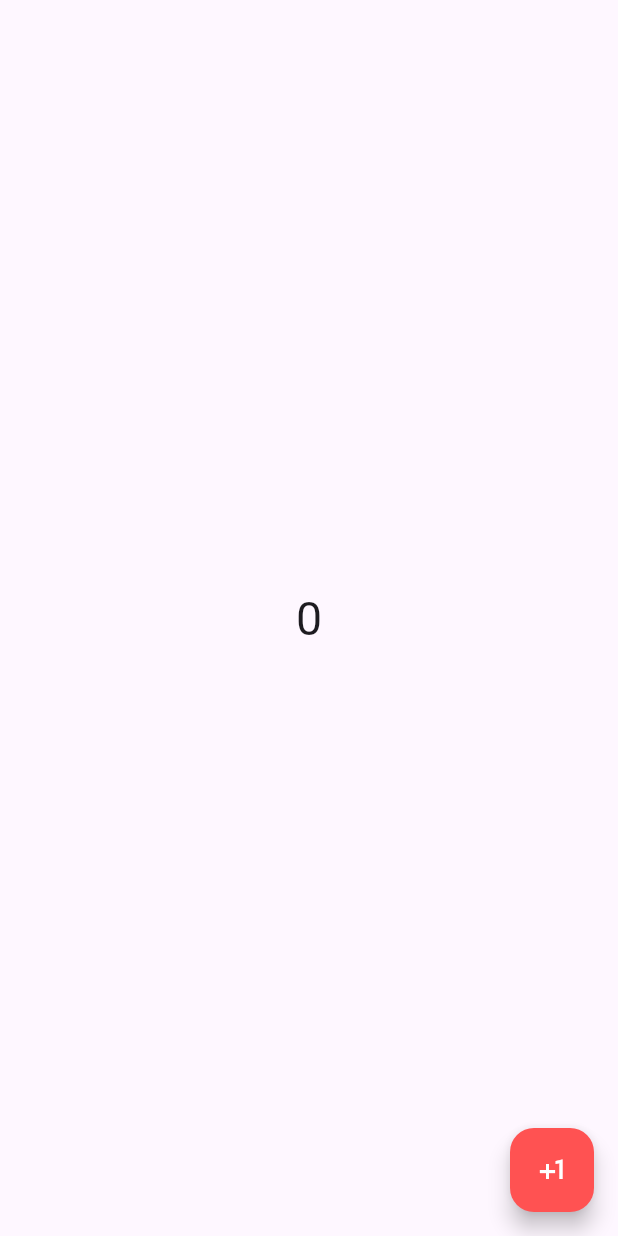
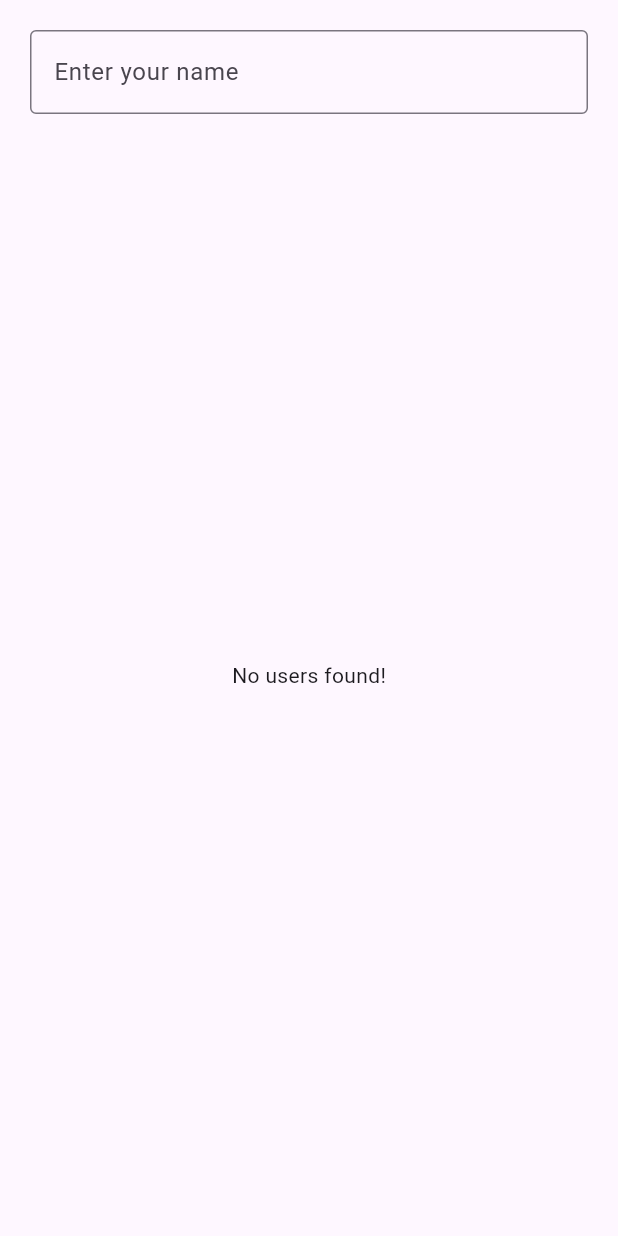
Before and after one commit to MohammadIrtisum/mvvm_sharepreferences_sqflite, a Flutter app: the screen it shows after launch, on a phone screen of 412 x 824 dp. Run offline on Flutter 3.47's test engine with Material 3 defaults, Android fonts, the phone set to English and light mode, and no system bars; our stand-ins replace get, shared_preferences, sqflite; accounts and stored records are empty.

Commit message:
add sqflite

```diff
--- a/lib/main.dart
+++ b/lib/main.dart
@@ -1,7 +1,9 @@
 import 'package:flutter/material.dart';
 import 'package:get/get.dart';
 import 'package:mvvm_sharepreferences_sqflite/MVVM/views/student_info.dart';
+import 'package:mvvm_sharepreferences_sqflite/domo.dart';
 import 'package:mvvm_sharepreferences_sqflite/shared_preferences/shared_preferences_example.dart';
+import 'package:mvvm_sharepreferences_sqflite/sqflite/sqflite_exam.dart';
 
 void main() {
   runApp(const MyApp());
@@ -21,7 +23,7 @@ class MyApp extends StatelessWidget {
         useMaterial3: true,
       ),
       debugShowCheckedModeBanner: false,
-      home: SharedPreferencesExample(),
+      home: SqfliteExam(),
     );
   }
 }
--- /dev/null
+++ b/lib/sqflite/sqflite_exam.dart
@@ -0,0 +1,107 @@
+import 'package:flutter/material.dart';
+import 'package:path/path.dart';
+import 'package:sqflite/sqflite.dart';
+
+class SqfliteExam extends StatefulWidget {
+  const SqfliteExam({super.key});
+
+  @override
+  State<SqfliteExam> createState() => _SqfliteExamState();
+}
+
+class _SqfliteExamState extends State<SqfliteExam> {
+  late Database database;
+  List<Map<String, dynamic>> _users = [];
+
+  // Initialize database and fetch users
+  init() async {
+    await initializeDatabase();
+    await fetchUsers(); // Fetch existing users after initializing database
+  }
+
+  @override
+  void initState() {
+    super.initState();
+    init();
+  }
+
+  // Initialize the database
+  Future<void> initializeDatabase() async {
+    String path = join(await getDatabasesPath(), 'users.db');
+    database = await openDatabase(
+      path,
+      onCreate: (db, version) {
+        return db.execute(
+          'CREATE TABLE IF NOT EXISTS users(id INTEGER PRIMARY KEY AUTOINCREMENT, name TEXT, age INTEGER)',
+        );
+      },
+      version: 1,
+    );
+    print('Database initialized');
+  }
+
+  // Fetch all users from the database
+  Future<void> fetchUsers() async {
+    final List<Map<String, dynamic>> users = await database.query('users');
+    print('Fetched users: $users');
+    setState(() {
+      _users = users;
+    });
+  }
+
+  // Insert a user into the database
+  Future<void> insertUser(String name, int age) async {
+    await database.insert(
+      'users',
+      {'name': name, 'age': age},
+      conflictAlgorithm: ConflictAlgorithm.ignore,
+    );
+    print('User inserted');
+    await fetchUsers(); // Fetch users after inserting a new one
+  }
+
+  @override
+  Widget build(BuildContext context) {
+    return Scaffold(
+      body: Padding(
+        padding: const EdgeInsets.all(20.0),
+        child: SafeArea(
+          child: Column(
+            children: [
+              // TextField to input user's name and insert into the database
+              TextField(
+                decoration: InputDecoration(
+                  labelText: 'Enter your name',
+                  hintText: 'Type your name...',
+                  border: OutlineInputBorder(),
+                ),
+                onSubmitted: (value) {
+                  if (value.isNotEmpty) {
+                    insertUser(value, 25); // Example: Inserting with fixed age 25
+                  }
+                },
+              ),
+              const SizedBox(height: 20),
+              Expanded(
+                child: _users.isNotEmpty
+                    ? ListView.builder(
+                  itemCount: _users.length,
+                  itemBuilder: (context, index) {
+                    final user = _users[index];
+                    return ListTile(
+                      title: Text(user['name']),
+                      subtitle: Text('Age: ${user['age']}'),
+                    );
+                  },
+                )
+                    : Center(
+                  child: Text('No users found!'), // Show if no users in the list
+                ),
+              ),
+            ],
+          ),
+        ),
+      ),
+    );
+  }
+}
--- a/pubspec.yaml
+++ b/pubspec.yaml
@@ -37,6 +37,8 @@ dependencies:
   cupertino_icons: ^1.0.8
   get: ^4.6.6
   shared_preferences: ^2.3.2
+  sqflite: ^2.4.0
+  path: ^1.9.0
 
 dev_dependencies:
   flutter_test:
```
Also changed, not shown: pubspec.lock, 1 other file.
